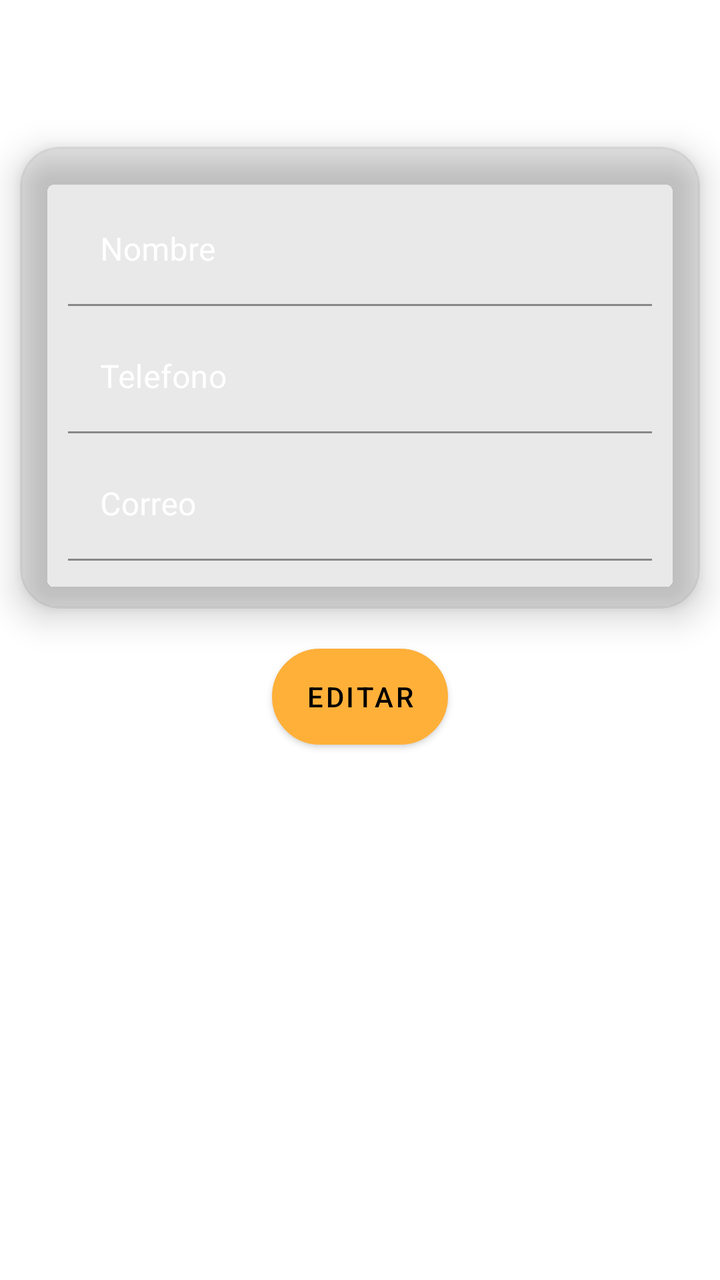
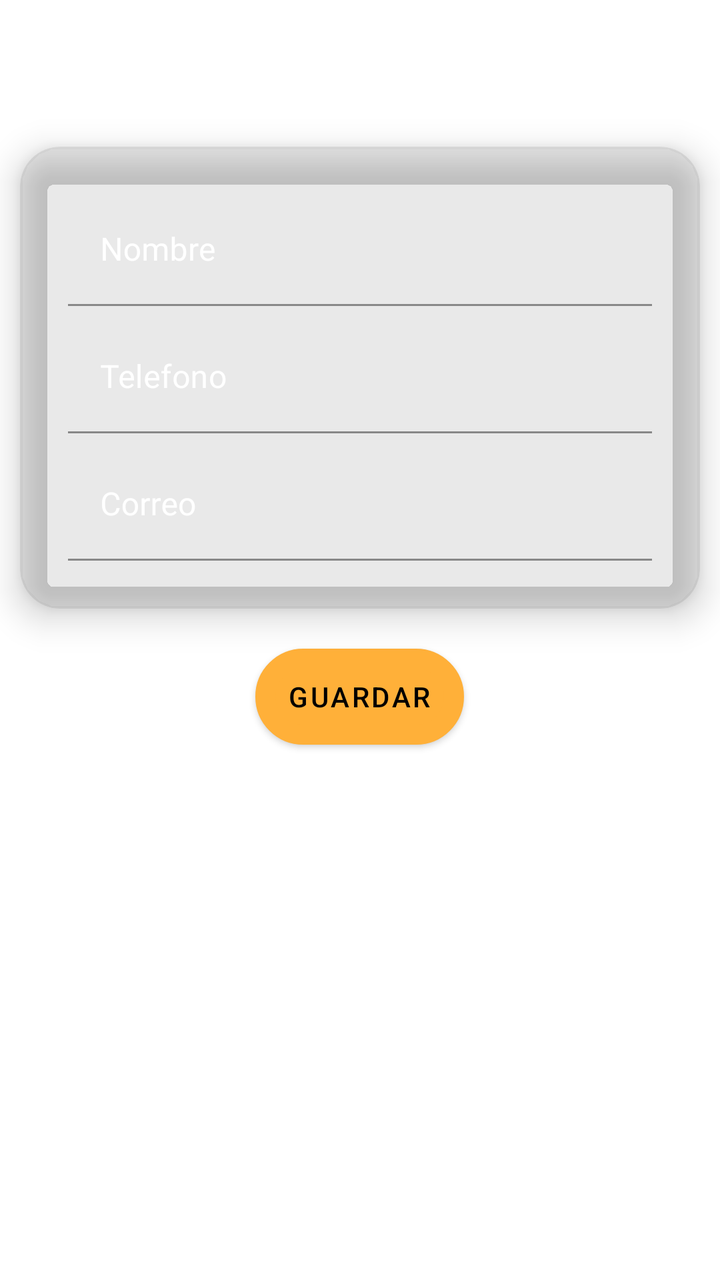

An Android layout rendered at two revisions. The XML below is the earlier revision; the diff shows what the commit changed to produce the second picture.
<!-- AndroidManifest.xml: application theme Theme.Eventos -->
<!-- res/layout/fragment_editar_invitado.xml -->
<?xml version="1.0" encoding="utf-8"?>
<ScrollView xmlns:android="http://schemas.android.com/apk/res/android"
    xmlns:tools="http://schemas.android.com/tools"
    android:layout_width="match_parent"
    android:layout_height="match_parent"
    xmlns:app="http://schemas.android.com/apk/res-auto"
    tools:context=".EditarInvitado">

    <LinearLayout
        android:layout_width="match_parent"
        android:layout_height="wrap_content"
        android:orientation="vertical">
        <TextView
            android:id="@+id/textView2"
            android:layout_width="wrap_content"
            android:layout_height="wrap_content"
            style="@style/texto_titulo"
            android:layout_margin="20dp"
            android:gravity="center"
            android:layout_gravity="center"
            android:text="@string/YoInvito" />

        <androidx.cardview.widget.CardView
            android:layout_width="match_parent"
            android:layout_height="wrap_content"
            android:layout_marginRight="10dp"
            android:layout_marginLeft="10dp"
            android:layout_marginTop="1dp"
            app:cardBackgroundColor="@color/fondo_cardView"
            app:cardCornerRadius="20dp"
            app:cardElevation="10sp" >

            <LinearLayout
                android:layout_width="match_parent"
                android:layout_height="match_parent"
                android:layout_margin="20dp"
                android:orientation="vertical">

                <com.google.android.material.textfield.TextInputLayout
                    android:layout_width="match_parent"
                    android:layout_height="match_parent"
                    android:layout_weight="1"
                    android:textColorHint="@color/white">

                    <com.google.android.material.textfield.TextInputEditText
                        android:id="@+id/editText_nombre"
                        android:layout_width="match_parent"
                        android:layout_height="match_parent"
                        android:layout_margin="4dp"
                        android:background="@color/trasparente"
                        android:hint="@string/Nombre"
                        android:inputType="textPersonName"
                        android:textColor="@color/white"
                        android:textSize="16sp"
                        tools:ignore="TextContrastCheck" />
                </com.google.android.material.textfield.TextInputLayout>

                <com.google.android.material.textfield.TextInputLayout
                    android:layout_width="match_parent"
                    android:layout_height="match_parent"
                    android:layout_weight="1"
                    android:textColorHint="@color/white">

                    <com.google.android.material.textfield.TextInputEditText
                        android:id="@+id/editText_telefono"
                        android:layout_width="match_parent"
                        android:layout_height="match_parent"
                        android:layout_margin="4dp"
                        android:background="@color/trasparente"
                        android:hint="@string/Telefono"
                        android:inputType="phone"
                        android:textColor="@color/white"
                        android:textSize="16sp"
                        tools:ignore="TextContrastCheck" />
                </com.google.android.material.textfield.TextInputLayout>
                <com.google.android.material.textfield.TextInputLayout
                    android:layout_width="match_parent"
                    android:layout_height="match_parent"
                    android:layout_weight="1"
                    android:textColorHint="@color/white">

                    <com.google.android.material.textfield.TextInputEditText
                        android:id="@+id/editText_correo"
                        android:layout_width="match_parent"
                        android:layout_height="match_parent"
                        android:layout_margin="4dp"
                        android:background="@color/trasparente"
                        android:hint="@string/Correo"
                        android:inputType="textEmailAddress"
                        android:textColor="@color/white"
                        android:textSize="16sp"
                        tools:ignore="TextContrastCheck" />
                </com.google.android.material.textfield.TextInputLayout>


            </LinearLayout>


        </androidx.cardview.widget.CardView>


        <Button
            android:id="@+id/button_editar"
            android:layout_width="wrap_content"
            android:layout_height="wrap_content"
            android:layout_margin="20dp"
            android:background="@drawable/boton"
            android:textColor="@color/black"
            android:layout_gravity="center"
            android:theme="@style/Botones"
            android:text="@string/Editar" />
    </LinearLayout>
</ScrollView>
<!-- resources referenced by this layout -->
<resources>
  <color name="black">#FF000000</color>
  <color name="fondo_cardView">#1E4A4947</color>
  <color name="trasparente">#00FFB039</color>
  <color name="white">#FFFFFFFF</color>
  <!-- drawable boton (drawable) -->
  <?xml version="1.0" encoding="utf-8"?>
  <selector xmlns:android="http://schemas.android.com/apk/res/android" >
      <item >
          <shape android:shape="rectangle"  >
              <corners android:radius="100dip" />
              <stroke android:width="10dip" android:color="@color/black" />
              <solid android:color="@color/amarillo" />
          </shape>
      </item>
  </selector>
  <string name="Correo">Correo</string>
  <string name="Editar">Editar</string>
  <string name="Nombre">Nombre</string>
  <string name="Telefono">Telefono</string>
  <string name="YoInvito">Yo invito a:</string>
  <style name="Botones" parent="Theme.AppCompat.Light.NoActionBar">
      <item name="android:background">@drawable/boton</item>
          <item name="android:textSize">14sp</item>
          <item name="colorPrimaryVariant">@color/black</item>
          <item name="colorPrimary">@color/amarillo</item>
      </style>
  <style name="texto_titulo" parent="Theme.Eventos">
          <item name="android:textSize">24sp</item>
          <item name="android:textColor">@color/white</item>
          <item name="android:textStyle">bold</item>
          <item name="android:gravity">center</item>
          <item name="fontFamily">sans-serif-black</item>
      </style>
  <style name="Theme.Eventos" parent="Theme.MaterialComponents.DayNight.DarkActionBar">
          
          <item name="colorPrimary">@color/amarilloFondo</item>
          <item name="colorPrimaryVariant">@color/amarillo</item>
          <item name="colorOnPrimary">@color/white</item>
          
          <item name="colorSecondary">@color/teal_200</item>
          <item name="colorSecondaryVariant">@color/teal_700</item>
          <item name="colorOnSecondary">@color/black</item>
          
  
          <item name="android:statusBarColor" tools:targetApi="l">?attr/colorPrimaryVariant</item>
  
          
          
          <item name="windowActionBar">false</item>
          <item name="windowNoTitle">true</item>
      </style>
  <color name="amarillo">#FFB039</color>
  <color name="amarilloFondo">#885A28</color>
  <color name="teal_200">#DF885A28</color>
  <color name="teal_700">#DF885A28</color>
</resources>

<!-- the commit's change to res/layout/fragment_editar_invitado.xml (unified diff, before → after) -->
@@ -108,6 +108,6 @@
             android:textColor="@color/black"
             android:layout_gravity="center"
             android:theme="@style/Botones"
-            android:text="@string/Editar" />
+            android:text="@string/Guardar" />
     </LinearLayout>
 </ScrollView>
<!-- resource entries referenced after the edit -->
@@ -16,7 +16,7 @@
       </item>
   </selector>
   <string name="Correo">Correo</string>
-  <string name="Editar">Editar</string>
+  <string name="Guardar">Guardar</string>
   <string name="Nombre">Nombre</string>
   <string name="Telefono">Telefono</string>
   <string name="YoInvito">Yo invito a:</string>
